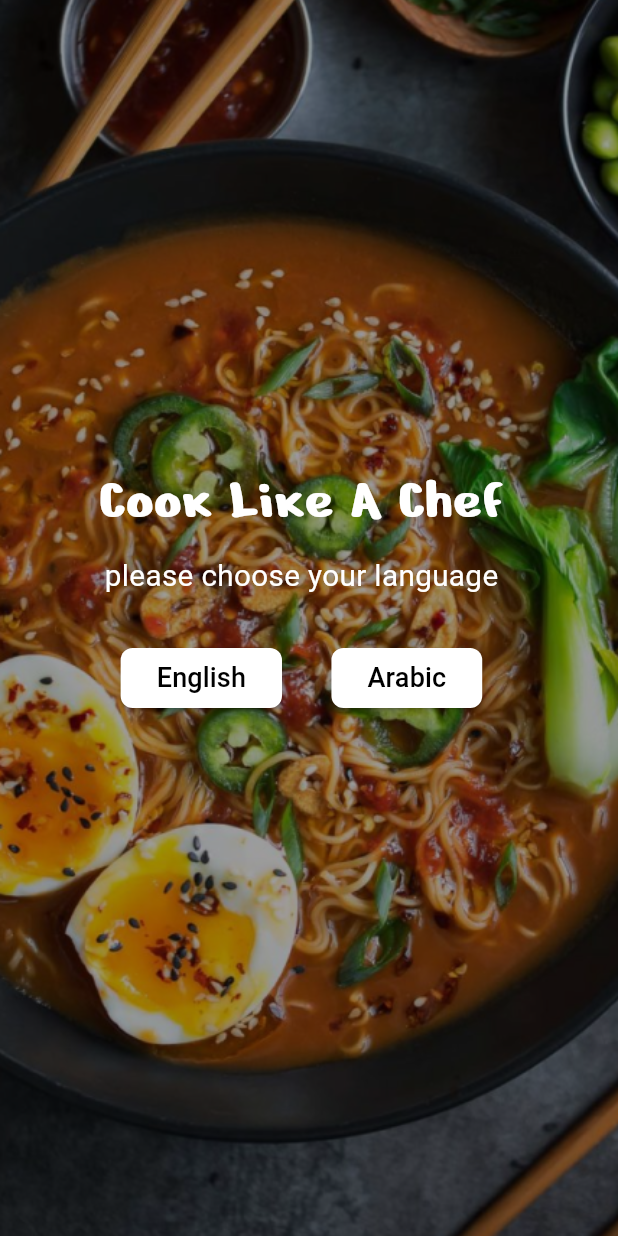
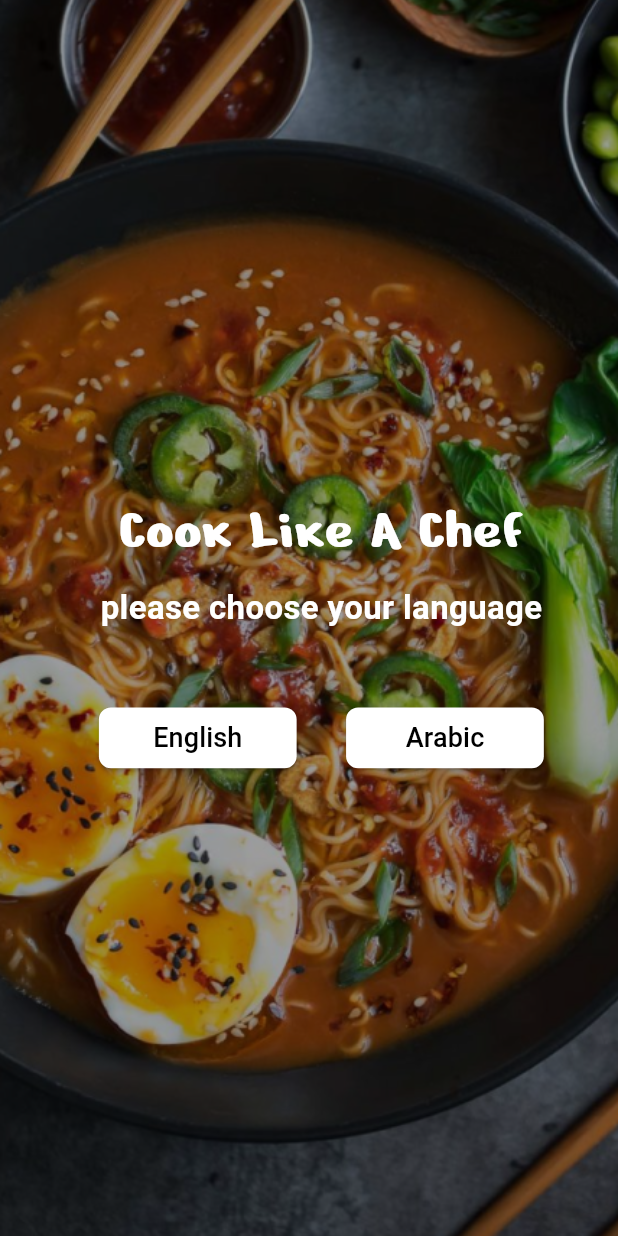
Before and after one commit to EmanAshraf2002/chef_app, a Flutter app: the screen it shows after launch, after a tap on "Arabic", on a phone screen of 412 x 824 dp. Run offline on Flutter 3.47's test engine with Material 3 defaults, Android fonts, the light colour scheme and no system bars; our stand-ins replace bloc, dio, flutter_bloc, flutter_screenutil, shared_preferences.

Commit message:
welcome screen done

```diff
--- a/lib/app/app.dart
+++ b/lib/app/app.dart
@@ -1,23 +1,40 @@
+import 'package:chef_app/core/bloc/cubit/global_cubit.dart';
 import 'package:chef_app/core/routes/app_Router.dart';
 import 'package:chef_app/core/routes/app_routes.dart';
-import 'package:chef_app/features/splash/presentaion/views/splash_screen.dart';
-import 'package:chef_app/features/splash/presentaion/views/welcom_screen.dart';
 import 'package:flutter/material.dart';
+import 'package:flutter_bloc/flutter_bloc.dart';
 import 'package:flutter_screenutil/flutter_screenutil.dart';
+import '../core/locolization/app_localization.dart';
+import 'package:flutter_localizations/flutter_localizations.dart';
 
 class MyApp extends StatelessWidget {
   const MyApp({super.key});
 
   @override
   Widget build(BuildContext context) {
-    return ScreenUtilInit (
-      designSize:const Size(375,812),
-      builder:(context,child) =>
-      const MaterialApp(
-        debugShowCheckedModeBanner: false,
-        initialRoute: Routes.splashScreen,
-        onGenerateRoute: AppRouter.onGenerateRoute,
-      ),
+    return ScreenUtilInit(
+      designSize: const Size(375, 812),
+      builder: (context, child) =>
+          BlocBuilder<GlobalCubit, GlobalState>(
+            builder: (context, state) {
+              return MaterialApp(
+                localizationsDelegates:const [
+                  AppLocalizationDelegate(),
+                  GlobalMaterialLocalizations.delegate,
+                  GlobalWidgetsLocalizations.delegate,
+                  GlobalCupertinoLocalizations.delegate,
+                ],
+                supportedLocales:const [
+                  Locale('ar', "EG"),
+                  Locale('en', "US"),
+                ],
+                locale: Locale(BlocProvider.of<GlobalCubit>(context).langCode),
+                debugShowCheckedModeBanner: false,
+                initialRoute: Routes.splashScreen,
+                onGenerateRoute: AppRouter.onGenerateRoute,
+              );
+            },
+          ),
     );
   }
 }
--- /dev/null
+++ b/lib/core/bloc/bloc_obsever.dart
@@ -0,0 +1,41 @@
+
+
+import 'dart:developer';
+
+import 'package:flutter_bloc/flutter_bloc.dart';
+
+class MyBlocObserver implements BlocObserver {  @override
+void onChange(BlocBase bloc, Change change) {
+  log(bloc.toString());
+  log(change.toString());
+}
+
+@override
+void onClose(BlocBase bloc) {
+  log(bloc.toString());
+
+}
+
+@override
+void onCreate(BlocBase bloc) {
+  log(bloc.toString());
+
+}
+
+@override
+void onError(BlocBase bloc, Object error, StackTrace stackTrace) {
+  log(bloc.toString());
+  log(error.toString());
+
+}
+
+@override
+void onEvent(Bloc bloc, Object? event) {
+  // TODO: implement onEvent
+}
+
+@override
+void onTransition(Bloc bloc, Transition transition) {
+  // TODO: implement onTransition
+}
+}
--- /dev/null
+++ b/lib/core/bloc/cubit/global_cubit.dart
@@ -0,0 +1,18 @@
+import 'package:bloc/bloc.dart';
+import 'package:meta/meta.dart';
+
+part 'global_state.dart';
+
+class GlobalCubit extends Cubit<GlobalState> {
+  GlobalCubit() : super(GlobalInitial());
+
+  bool isArabic=false;
+  String langCode='en';
+
+  void changeLang(){
+    emit(ChangeLangLoading());
+    isArabic=!isArabic;
+    langCode= isArabic?'en':'ar';
+    emit(ChangeLangSuccess());
+  }
+}
--- /dev/null
+++ b/lib/core/bloc/cubit/global_state.dart
@@ -0,0 +1,8 @@
+part of 'global_cubit.dart';
+
+@immutable
+abstract class GlobalState {}
+
+class GlobalInitial extends GlobalState {}
+class ChangeLangLoading extends GlobalState {}
+class ChangeLangSuccess extends GlobalState {}
--- /dev/null
+++ b/lib/core/locolization/app_localization.dart
@@ -0,0 +1,51 @@
+import 'package:flutter/foundation.dart';
+import 'package:flutter/material.dart';
+
+import 'lang/ar_eg.dart';
+import 'lang/en_us.dart';
+
+class AppLocalization {
+  AppLocalization(this.locale);
+
+  Locale locale;
+
+  static final Map<String, Map<String, String>> _localizedValues = {
+    'ar': arEg,
+    'en': enUs,
+  };
+
+  static AppLocalization of(BuildContext context) {
+    return Localizations.of<AppLocalization>(context, AppLocalization)!;
+  }
+
+  static const List<Locale> supportedLocales = [
+    Locale('ar'),
+    Locale('en'),
+  ];
+
+  static List<String> languages() => _localizedValues.keys.toList();
+
+  String getString(String text) =>
+      _localizedValues[locale.languageCode]![text] ?? text;
+}
+
+class AppLocalizationDelegate extends LocalizationsDelegate<AppLocalization> {
+  const AppLocalizationDelegate();
+
+  @override
+  bool isSupported(Locale locale) =>
+      AppLocalization.languages().contains(locale.languageCode);
+
+  @override
+  Future<AppLocalization> load(Locale locale) {
+    return SynchronousFuture<AppLocalization>(AppLocalization(locale));
+  }
+
+  @override
+  bool shouldReload(AppLocalizationDelegate old) => false;
+}
+
+extension LocalizationExtension on String {
+  String tr(BuildContext context) =>
+      AppLocalization.of(context).getString(this);
+}
--- /dev/null
+++ b/lib/core/locolization/lang/ar_eg.dart
@@ -0,0 +1,8 @@
+final Map<String, String> arEg =
+{
+ "CookLikeAChef":"اطبخ كالشيف ",
+ "pleaseChooseYourLanguage":"من فضلك اختر لغتك المفضلة",
+ "Arabic":"العربية",
+ "English":"الانجليزية",
+
+};
--- /dev/null
+++ b/lib/core/locolization/lang/en_us.dart
@@ -0,0 +1,8 @@
+final Map<String, String> enUs =
+{
+  "CookLikeAChef":"Cook Like A Chef",
+  "pleaseChooseYourLanguage":"please choose your language",
+  "Arabic":"Arabic",
+  "English":"English",
+
+};
--- a/lib/core/widgets/custom_elevated_button.dart
+++ b/lib/core/widgets/custom_elevated_button.dart
@@ -2,22 +2,23 @@ import 'package:chef_app/core/utilis/app_colors.dart';
 import 'package:flutter/material.dart';
 
 class CustomElevatedButton extends StatelessWidget {
-  const CustomElevatedButton.CustomElevatedButton({
-    super.key, required this.buttonText,
+   CustomElevatedButton({
+    super.key, required this.buttonText,this.onPressed
   });
 
   final String buttonText;
+  VoidCallback? onPressed;
 
   @override
   Widget build(BuildContext context) {
-    return ElevatedButton(onPressed: (){},
+    return ElevatedButton(
+      onPressed:onPressed,
       style: ElevatedButton.styleFrom(
         backgroundColor:AppColors.white,
         shape: RoundedRectangleBorder(
           borderRadius: BorderRadius.circular(8)
         )
       ),
-
       child: Text(buttonText,
         style:const TextStyle(color:AppColors.black, fontSize:18,),
       ),
--- a/lib/features/splash/presentaion/views/splash_screen.dart
+++ b/lib/features/splash/presentaion/views/splash_screen.dart
@@ -52,7 +52,7 @@ class _SplashScreenState extends State<SplashScreen> {
   }
 
   void navigateToWelcomePage() async{
-   await Future.delayed(const Duration(seconds: 7)).then((value) {
+   await Future.delayed(const Duration(seconds:4)).then((value) {
      navigate(context: context, route: Routes.welcomeScreen);
    });
   }
--- a/lib/features/splash/presentaion/views/welcom_screen.dart
+++ b/lib/features/splash/presentaion/views/welcom_screen.dart
@@ -1,6 +1,9 @@
+import 'package:chef_app/core/bloc/cubit/global_cubit.dart';
+import 'package:chef_app/core/locolization/app_localization.dart';
 import 'package:chef_app/core/utilis/app_assets.dart';
 import 'package:chef_app/core/widgets/custom_elevated_button.dart';
 import 'package:flutter/material.dart';
+import 'package:flutter_bloc/flutter_bloc.dart';
 import 'package:flutter_screenutil/flutter_screenutil.dart';
 
 class WelcomeScreen extends StatelessWidget {
@@ -22,7 +25,7 @@ class WelcomeScreen extends StatelessWidget {
             ),
           ),
             Positioned(
-            top: 300.h,
+            top: 320.h,
             left: 60.w,
             child:
             Column(
@@ -30,7 +33,7 @@ class WelcomeScreen extends StatelessWidget {
               children: [
                Material(
                  type: MaterialType.transparency,
-                 child: Text("Cook Like A Chef",
+                 child: Text("CookLikeAChef".tr(context),
                     style: TextStyle(
                      color: Colors.white,
                      fontSize:36.sp,
@@ -41,18 +44,36 @@ class WelcomeScreen extends StatelessWidget {
                 SizedBox(height: 8.h,),
                 Material(
                   type: MaterialType.transparency,
-                  child: Text("please choose your language",style: TextStyle(color: Colors.white,
-                  fontSize:18.sp,)),
+                  child: Text("pleaseChooseYourLanguage".tr(context),
+                      style: TextStyle(color: Colors.white,
+                      fontSize:20.sp,).copyWith(fontWeight: FontWeight.bold)
+                  ),
                 ),
-                SizedBox(height: 30.h,),
-               Row(
-                 children: [
-                   const CustomElevatedButton.CustomElevatedButton(buttonText: 'English',),
-                   SizedBox(width: 30.w,),
-                   const CustomElevatedButton.CustomElevatedButton(buttonText: 'Arabic',)
+                SizedBox(height: 50.h,),
+               BlocBuilder<GlobalCubit,GlobalState>(
+                builder: (context, state) {
+                  return Row(
+                               children: [
+                                 SizedBox(
+                                     height: 40.h,width: 120.w,
+                                     child: CustomElevatedButton(buttonText:"English".tr(context) ,
+                                       onPressed:(){
+                                         BlocProvider.of<GlobalCubit>(context).changeLang();
+                                       }),
+                                 ),
+                                 SizedBox(width: 30.w,),
+                                 SizedBox(
+                                     height: 40.h,width: 120.w,
+                                     child: CustomElevatedButton(buttonText:"Arabic".tr(context),
+                                      onPressed:(){
+                                      BlocProvider.of<GlobalCubit>(context).changeLang();
+                                      }),
+                                     ),
 
-                 ],
-               )
+                               ],
+                             );
+                },
+              )
              ],
            )
           )
--- a/lib/main.dart
+++ b/lib/main.dart
@@ -1,6 +1,12 @@
 import 'package:chef_app/app/app.dart';
+import 'package:chef_app/core/bloc/cubit/global_cubit.dart';
 import 'package:flutter/material.dart';
+import 'package:flutter_bloc/flutter_bloc.dart';
 
 void main() {
-  runApp(const MyApp());
+  runApp(
+      BlocProvider(
+        create: (context) => GlobalCubit(),
+        child:const MyApp(),
+  ));
 }
--- a/pubspec.yaml
+++ b/pubspec.yaml
@@ -38,7 +38,11 @@ dependencies:
   google_fonts: ^6.2.0
   shared_preferences:
   dio: ^5.4.2+1
+  flutter_bloc: ^8.1.3
   flutter_screenutil: ^5.9.3
+  flutter_localizations:
+    sdk: flutter
+
 
 dev_dependencies:
   flutter_test:
```
Also changed, not shown: pubspec.lock.
